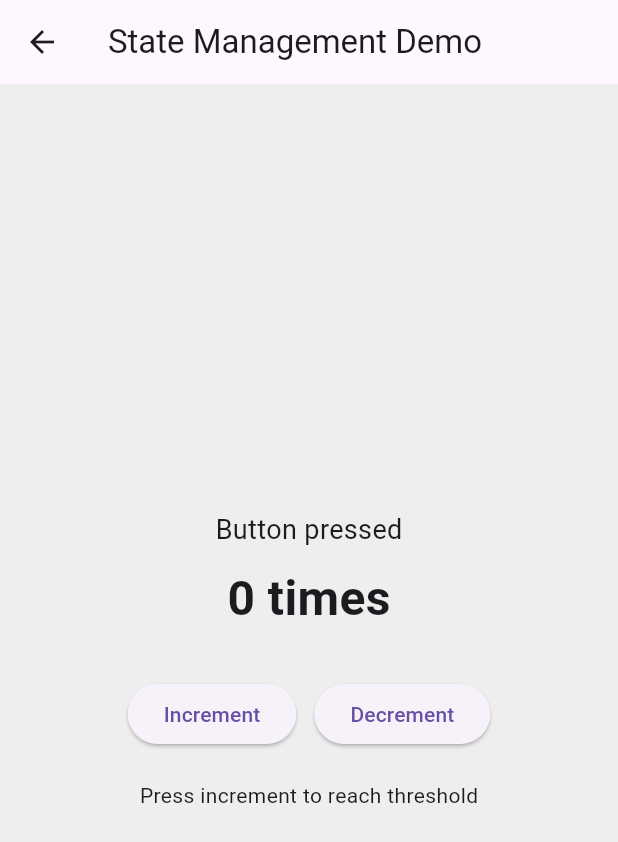
After one commit to kalviumcommunity/S86-126-Nexus-Building_Smart_Mobile_Experiences_with_Flutter_Firebase-LeafLine, a Flutter app: the StateManagementDemo screen opened by its route, after a tap on "Increment", after a tap on "Decrement", on a phone screen of 412 x 824 dp. The commit adds this screen. Shown: the top 842 px of the screen. Run offline on Flutter 3.47's test engine with Material 3 defaults, Android fonts, the phone set to English and light mode, and no system bars; our stand-ins replace firebase_auth, firebase_core; accounts and stored records are empty.

Commit message:
feat: implemented local state management using setState

```diff
--- a/lib/main.dart
+++ b/lib/main.dart
@@ -8,12 +8,11 @@ import 'screens/widget_tree_demo.dart';
 import 'screens/stateless_stateful_demo.dart';
 import 'screens/scrollable_views.dart';
 import 'screens/user_input_form.dart';
+import 'screens/state_management_demo.dart';
 
 void main() async {
   WidgetsFlutterBinding.ensureInitialized();
-  await Firebase.initializeApp(
-    options: DefaultFirebaseOptions.currentPlatform,
-  );
+  await Firebase.initializeApp(options: DefaultFirebaseOptions.currentPlatform);
   runApp(const MyApp());
 }
 
@@ -33,6 +32,7 @@ class MyApp extends StatelessWidget {
         '/stateDemo': (context) => const StatelessStatefulDemo(),
         '/scrollable': (context) => const ScrollableViews(),
         '/userForm': (context) => const UserInputForm(),
+        '/stateManagement': (context) => const StateManagementDemo(),
       },
     );
   }
@@ -69,8 +69,8 @@ class _WelcomeScreenState extends State<WelcomeScreen> {
       backgroundColor = backgroundColor == Colors.blue
           ? Colors.green
           : backgroundColor == Colors.green
-              ? Colors.orange
-              : Colors.blue;
+          ? Colors.orange
+          : Colors.blue;
     });
   }
 
@@ -194,6 +194,12 @@ class _WelcomeScreenState extends State<WelcomeScreen> {
                         },
                         child: const Text('User Input Form'),
                       ),
+                      ElevatedButton(
+                        onPressed: () {
+                          Navigator.pushNamed(context, '/stateManagement');
+                        },
+                        child: const Text('State Management Demo'),
+                      ),
                     ],
                   ),
                 ),
--- /dev/null
+++ b/lib/screens/state_management_demo.dart
@@ -0,0 +1,78 @@
+import 'package:flutter/material.dart';
+
+class StateManagementDemo extends StatefulWidget {
+  const StateManagementDemo({super.key});
+
+  @override
+  State<StateManagementDemo> createState() => _StateManagementDemoState();
+}
+
+class _StateManagementDemoState extends State<StateManagementDemo> {
+  int counter = 0;
+
+  void increment() {
+    setState(() {
+      counter++;
+    });
+  }
+
+  void decrement() {
+    setState(() {
+      if (counter > 0) {
+        counter--;
+      }
+    });
+  }
+
+  @override
+  Widget build(BuildContext context) {
+    return Scaffold(
+      appBar: AppBar(
+        title: const Text('State Management Demo'),
+      ),
+      body: Container(
+        width: double.infinity,
+        color: counter >= 5 ? Colors.green.shade100 : Colors.grey.shade200,
+        child: Column(
+          mainAxisAlignment: MainAxisAlignment.center,
+          children: [
+            const Text(
+              'Button pressed',
+              style: TextStyle(fontSize: 18),
+            ),
+            const SizedBox(height: 10),
+            Text(
+              '$counter times',
+              style: const TextStyle(
+                fontSize: 32,
+                fontWeight: FontWeight.bold,
+              ),
+            ),
+            const SizedBox(height: 30),
+            Row(
+              mainAxisAlignment: MainAxisAlignment.center,
+              children: [
+                ElevatedButton(
+                  onPressed: increment,
+                  child: const Text('Increment'),
+                ),
+                const SizedBox(width: 12),
+                ElevatedButton(
+                  onPressed: decrement,
+                  child: const Text('Decrement'),
+                ),
+              ],
+            ),
+            const SizedBox(height: 20),
+            Text(
+              counter >= 5
+                  ? 'Threshold reached'
+                  : 'Press increment to reach threshold',
+              style: const TextStyle(fontSize: 14),
+            ),
+          ],
+        ),
+      ),
+    );
+  }
+}
```
